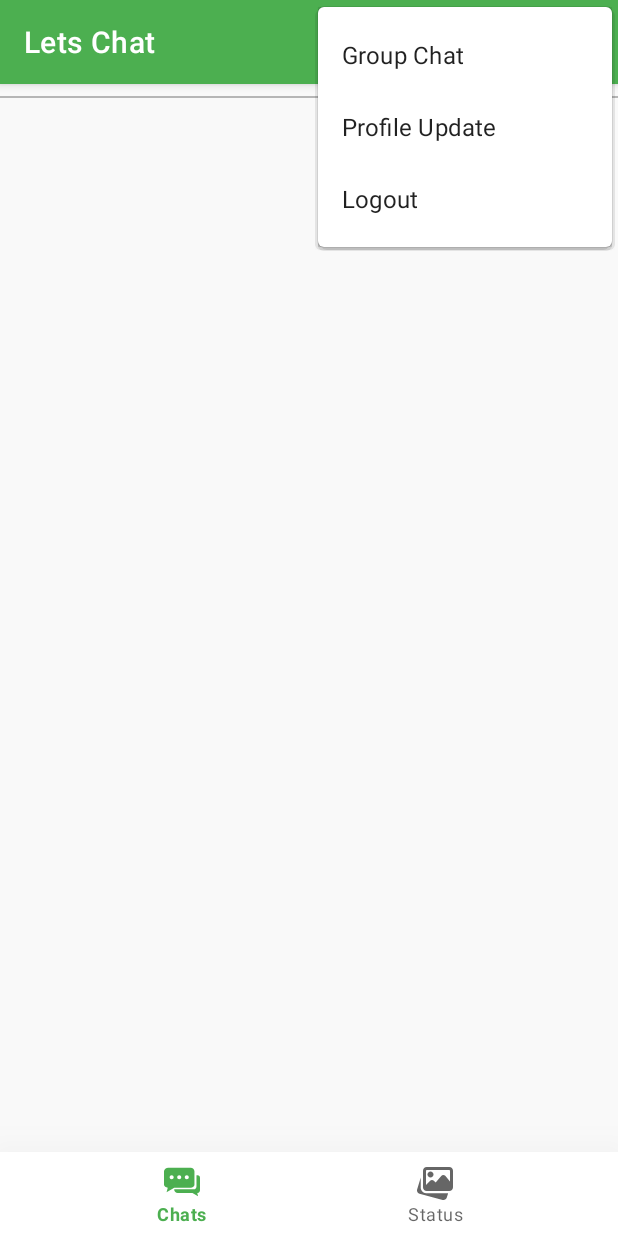
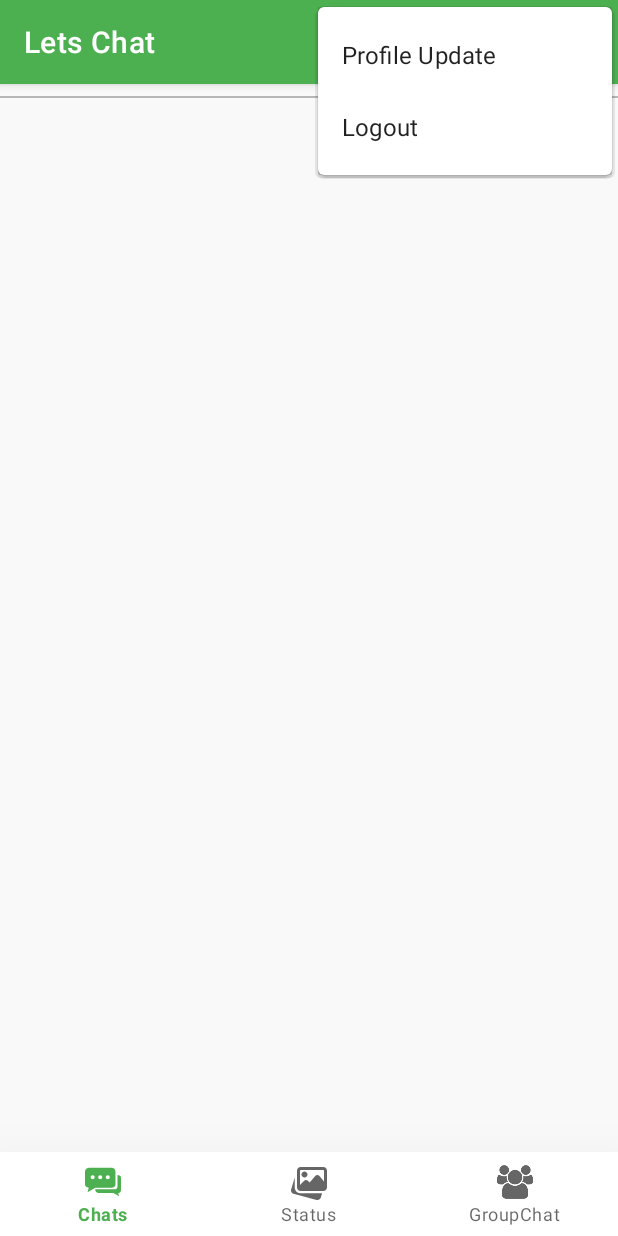
Before and after one commit to iamrakib097/LetsChat_SDP04, an Android app: the screen it shows after launch once a user with an empty profile is signed in (MainActivity), with the options menu open, on a phone screen of 412 x 824 dp. Run offline under Robolectric (Android 15) with nearby library versions, the phone set to English and light mode, and no system bars; our stand-ins replace Firebase (no records; nobody signed in at launch, a user with empty details on screens opened directly), Shimmer; libraries missing offline, so code that uses them is left out: omari.hamza.storyview; plain views replace ShimmerRecyclerView; pictures from the network do not load; Roboto replaces fonts that are not available here; 7 statements that could not run were skipped.

Commit message:
Added new groupicon and add on bottomnav and also remove from topbar

```diff
--- a/app/src/main/java/com/letschat/chatsapp/Activities/MainActivity.java
+++ b/app/src/main/java/com/letschat/chatsapp/Activities/MainActivity.java
@@ -228,6 +228,9 @@ public class MainActivity extends AppCompatActivity {
                         intent.setAction(Intent.ACTION_GET_CONTENT);
                         startActivityForResult(intent, 75);
                         break;
+                    case R.id.groupc:
+                        startActivity(new Intent(MainActivity.this, GroupChatActivity.class));
+                        break;
                 }
                 return false;
             }
@@ -304,9 +307,6 @@ public class MainActivity extends AppCompatActivity {
     @Override
     public boolean onOptionsItemSelected(@NonNull MenuItem item) {
         switch (item.getItemId()) {
-            case R.id.group:
-                startActivity(new Intent(MainActivity.this, GroupChatActivity.class));
-                break;
             case R.id.proupdate:
                 startActivity(new Intent(MainActivity.this, SetupProfileActivity.class));
                 break;
--- a/app/src/main/res/menu/menu.xml
+++ b/app/src/main/res/menu/menu.xml
@@ -9,4 +9,8 @@
         android:id="@+id/status"
         android:icon="@drawable/ic_status"
         android:title="Status" />
+    <item
+        android:id="@+id/groupc"
+        android:icon="@drawable/ic_group"
+        android:title="GroupChat" />
 </menu>
--- a/app/src/main/res/menu/topmenu.xml
+++ b/app/src/main/res/menu/topmenu.xml
@@ -1,10 +1,6 @@
 <?xml version="1.0" encoding="utf-8"?>
 <menu xmlns:app="http://schemas.android.com/apk/res-auto"
     xmlns:android="http://schemas.android.com/apk/res/android">
-
-    <item
-        android:id="@+id/group"
-        android:title="Group Chat" />
     <item
         android:id="@+id/proupdate"
         android:title="Profile Update" />
```
Also changed, not shown: app/src/main/res/drawable/ic_group.png (added).
